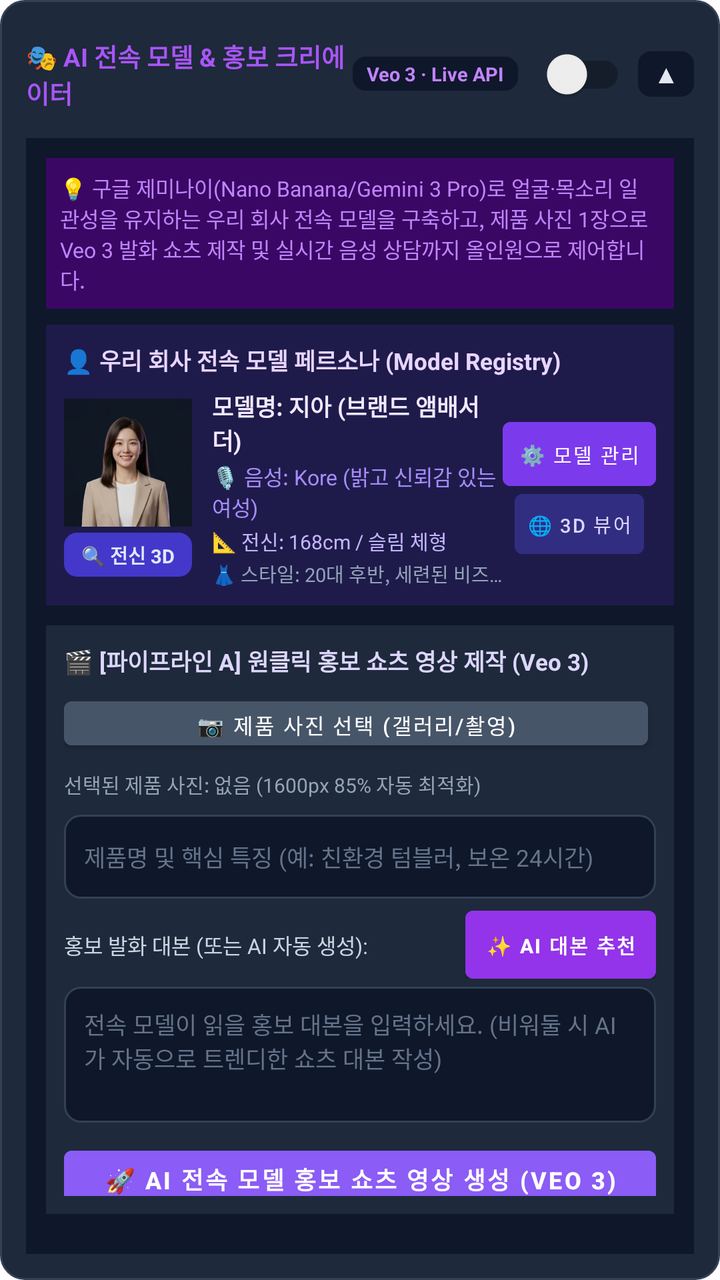
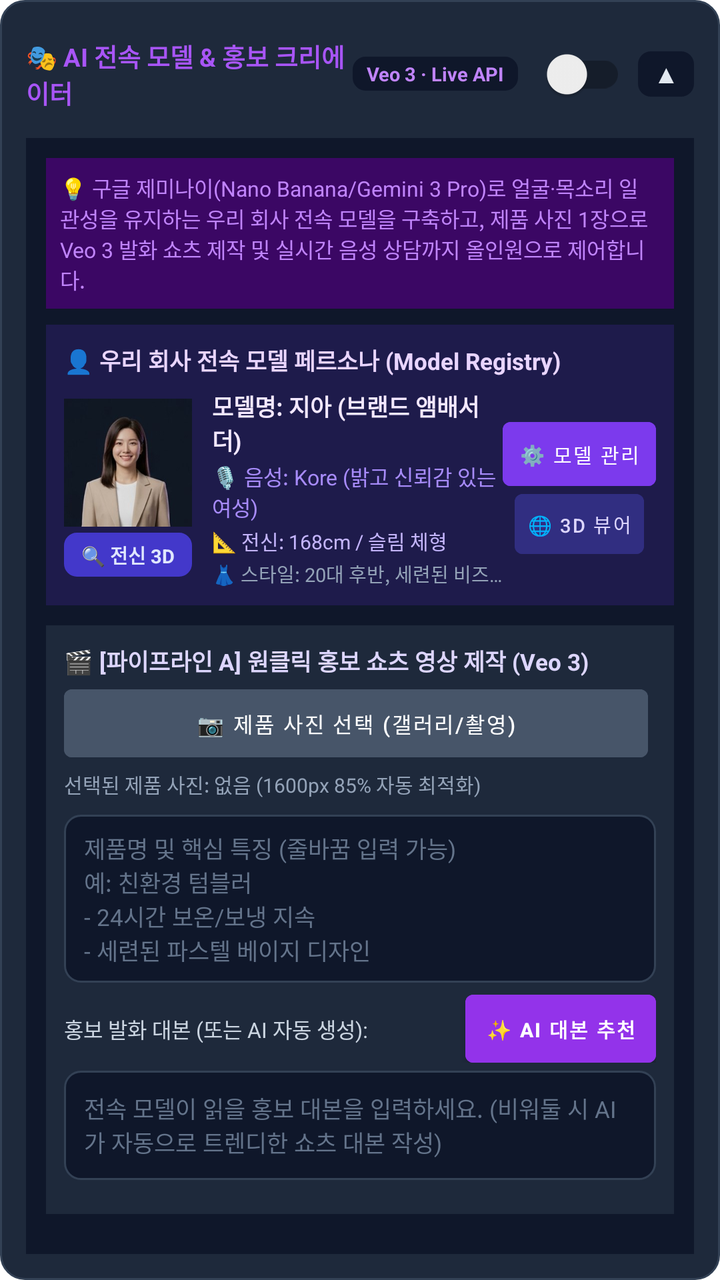

Screens rendered from an Android XML layout before and after an edit, with the pre-edit source and the edit as a unified diff.
<!-- AndroidManifest.xml: application theme Theme.SheetBotDepositAgent -->
<!-- res/layout/card_ai_model.xml -->
<?xml version="1.0" encoding="utf-8"?>
<LinearLayout xmlns:android="http://schemas.android.com/apk/res/android"
    xmlns:tools="http://schemas.android.com/tools"
    android:layout_width="match_parent"
    android:layout_height="wrap_content"
    android:orientation="vertical"
    android:background="@drawable/bg_card_scenario"
    android:padding="13dp"
    android:layout_marginBottom="12dp">

    
    <LinearLayout
        android:id="@+id/layoutAiModelHeader"
        android:layout_width="match_parent"
        android:layout_height="wrap_content"
        android:orientation="horizontal"
        android:gravity="center_vertical"
        android:clickable="true"
        android:focusable="true">

        <TextView
            android:layout_width="0dp"
            android:layout_height="wrap_content"
            android:layout_weight="1"
            android:text="🎭 AI 전속 모델 &amp; 홍보 크리에이터"
            android:textColor="#A855F7"
            android:textSize="12.5sp"
            android:textStyle="bold" />

        <TextView
            android:layout_width="wrap_content"
            android:layout_height="wrap_content"
            android:background="@drawable/bg_badge_version"
            android:backgroundTint="#0F172A"
            android:paddingHorizontal="7dp"
            android:paddingVertical="2dp"
            android:text="Veo 3 · Live API"
            android:textColor="#C084FC"
            android:textSize="9.5sp"
            android:textStyle="bold"
            android:layout_marginEnd="6dp" />

        <androidx.appcompat.widget.SwitchCompat
            android:id="@+id/switchAiModelAutomation"
            android:layout_width="wrap_content"
            android:layout_height="wrap_content"
            android:checked="false"
            android:layout_marginEnd="6dp" />

        <TextView
            android:id="@+id/btnToggleAiModelDetails"
            android:layout_width="wrap_content"
            android:layout_height="wrap_content"
            android:background="@drawable/bg_badge_version"
            android:backgroundTint="#0F172A"
            android:paddingHorizontal="8dp"
            android:paddingVertical="3dp"
            android:text="▲"
            android:textColor="#E2E8F0"
            android:textSize="12sp"
            android:textStyle="bold" />
    </LinearLayout>

    
    <LinearLayout
        android:id="@+id/layoutAiModelDetails"
        android:layout_width="match_parent"
        android:layout_height="wrap_content"
        android:orientation="vertical"
        android:background="#0F172A"
        android:padding="10dp"
        android:layout_marginTop="8dp">

        
        <TextView
            android:layout_width="match_parent"
            android:layout_height="wrap_content"
            android:text="💡 구글 제미나이(Nano Banana/Gemini 3 Pro)로 얼굴·목소리 일관성을 유지하는 우리 회사 전속 모델을 구축하고, 제품 사진 1장으로 Veo 3 발화 쇼츠 제작 및 실시간 음성 상담까지 올인원으로 제어합니다."
            android:textColor="#C084FC"
            android:textSize="10.5sp"
            android:background="#3B0764"
            android:padding="7dp"
            android:layout_marginBottom="8dp" />

        
        <LinearLayout
            android:layout_width="match_parent"
            android:layout_height="wrap_content"
            android:orientation="vertical"
            android:background="#1E1B4B"
            android:padding="9dp"
            android:layout_marginBottom="10dp">

            <TextView
                android:layout_width="match_parent"
                android:layout_height="wrap_content"
                android:text="👤 우리 회사 전속 모델 페르소나 (Model Registry)"
                android:textColor="#E9D5FF"
                android:textSize="11.5sp"
                android:textStyle="bold"
                android:layout_marginBottom="6dp" />

            <LinearLayout
                android:layout_width="match_parent"
                android:layout_height="wrap_content"
                android:orientation="horizontal"
                android:gravity="center_vertical">

                
                <LinearLayout
                    android:layout_width="wrap_content"
                    android:layout_height="wrap_content"
                    android:orientation="vertical"
                    android:gravity="center_horizontal"
                    android:layout_marginEnd="10dp">

                    <ImageView
                        android:id="@+id/ivModelMasterAvatar"
                        android:layout_width="64dp"
                        android:layout_height="64dp"
                        android:background="#312E81"
                        android:scaleType="centerCrop"
                        android:src="@drawable/model_jia_avatar"
                        android:contentDescription="전속 모델 대표 아바타"
                        android:clickable="true"
                        android:focusable="true" />

                    <TextView
                        android:id="@+id/btnViewFullBody3d"
                        android:layout_width="64dp"
                        android:layout_height="22dp"
                        android:background="@drawable/bg_badge_version"
                        android:backgroundTint="#4338CA"
                        android:gravity="center"
                        android:text="🔍 전신 3D"
                        android:textColor="#E0E7FF"
                        android:textSize="9.5sp"
                        android:textStyle="bold"
                        android:layout_marginTop="3dp"
                        android:clickable="true"
                        android:focusable="true" />
                </LinearLayout>

                
                <LinearLayout
                    android:layout_width="0dp"
                    android:layout_height="wrap_content"
                    android:layout_weight="1"
                    android:orientation="vertical">

                    <TextView
                        android:id="@+id/tvModelName"
                        android:layout_width="wrap_content"
                        android:layout_height="wrap_content"
                        android:text="모델명: 지아 (브랜드 앰배서더)"
                        android:textColor="#F3E8FF"
                        android:textSize="11.5sp"
                        android:textStyle="bold" />

                    <TextView
                        android:id="@+id/tvModelVoice"
                        android:layout_width="wrap_content"
                        android:layout_height="wrap_content"
                        android:text="🎙️ 음성: Kore (밝고 신뢰감 있는 여성)"
                        android:textColor="#A78BFA"
                        android:textSize="10.5sp"
                        android:layout_marginTop="2dp" />

                    <TextView
                        android:id="@+id/tvModelHeight"
                        android:layout_width="wrap_content"
                        android:layout_height="wrap_content"
                        android:text="📐 전신: 168cm / 슬림 체형"
                        android:textColor="#C4B5FD"
                        android:textSize="10sp"
                        android:layout_marginTop="2dp" />

                    <TextView
                        android:id="@+id/tvModelStyle"
                        android:layout_width="wrap_content"
                        android:layout_height="wrap_content"
                        android:text="👗 스타일: 20대 후반, 세련된 비즈니스 캐주얼"
                        android:textColor="#94A3B8"
                        android:textSize="9.5sp"
                        android:maxLines="1"
                        android:ellipsize="end"
                        android:layout_marginTop="2dp" />
                </LinearLayout>

                
                <LinearLayout
                    android:layout_width="wrap_content"
                    android:layout_height="wrap_content"
                    android:orientation="vertical"
                    android:gravity="center">

                    <Button
                        android:id="@+id/btnManageModelPersona"
                        android:layout_width="wrap_content"
                        android:layout_height="32dp"
                        android:minHeight="0dp"
                        android:minWidth="0dp"
                        android:insetTop="0dp"
                        android:insetBottom="0dp"
                        android:paddingVertical="0dp"
                        android:gravity="center"
                        android:backgroundTint="#7C3AED"
                        android:text="⚙️ 모델 관리"
                        android:textColor="#FFFFFF"
                        android:textSize="10sp"
                        android:paddingHorizontal="8dp" />

                    <Button
                        android:id="@+id/btnOpen3dShowcase"
                        android:layout_width="wrap_content"
                        android:layout_height="30dp"
                        android:minHeight="0dp"
                        android:minWidth="0dp"
                        android:insetTop="0dp"
                        android:insetBottom="0dp"
                        android:paddingVertical="0dp"
                        android:gravity="center"
                        android:backgroundTint="#312E81"
                        android:text="🌐 3D 뷰어"
                        android:textColor="#DDD6FE"
                        android:textSize="9.5sp"
                        android:paddingHorizontal="6dp"
                        android:layout_marginTop="4dp" />
                </LinearLayout>
            </LinearLayout>
        </LinearLayout>

        
        <LinearLayout
            android:layout_width="match_parent"
            android:layout_height="wrap_content"
            android:orientation="vertical"
            android:background="#1E293B"
            android:padding="9dp"
            android:layout_marginBottom="10dp">

            <TextView
                android:layout_width="match_parent"
                android:layout_height="wrap_content"
                android:text="🎬 [파이프라인 A] 원클릭 홍보 쇼츠 영상 제작 (Veo 3)"
                android:textColor="#DDD6FE"
                android:textSize="11.5sp"
                android:textStyle="bold"
                android:layout_marginBottom="6dp" />

            
            <LinearLayout
                android:layout_width="match_parent"
                android:layout_height="wrap_content"
                android:orientation="horizontal"
                android:gravity="center_vertical"
                android:layout_marginBottom="6dp">

                <Button
                    android:id="@+id/btnSelectProductImage"
                    android:layout_width="0dp"
                    android:layout_height="34dp"
                    android:layout_weight="1"
                    android:backgroundTint="#475569"
                    android:text="📷 제품 사진 선택 (갤러리/촬영)"
                    android:textColor="#FFFFFF"
                    android:textSize="10.5sp"
                    android:layout_marginEnd="4dp" />

                <Button
                    android:id="@+id/btnResetProductImage"
                    android:layout_width="wrap_content"
                    android:layout_height="34dp"
                    android:backgroundTint="#64748B"
                    android:text="✕ 취소"
                    android:textColor="#F1F5F9"
                    android:textSize="10.5sp"
                    android:visibility="gone" />
            </LinearLayout>

            <TextView
                android:id="@+id/tvProductImageStatus"
                android:layout_width="match_parent"
                android:layout_height="wrap_content"
                android:text="선택된 제품 사진: 없음 (1600px 85% 자동 최적화)"
                android:textColor="#94A3B8"
                android:textSize="10sp"
                android:layout_marginBottom="8dp" />

            
            <EditText
                android:id="@+id/etProductTopic"
                android:layout_width="match_parent"
                android:layout_height="wrap_content"
                android:minHeight="42dp"
                android:background="@drawable/bg_input_field"
                android:gravity="center_vertical"
                android:hint="제품명 및 핵심 특징 (예: 친환경 텀블러, 보온 24시간)"
                android:textColor="#FFFFFF"
                android:textColorHint="#64748B"
                android:textSize="11.5sp"
                android:paddingHorizontal="10dp"
                android:paddingVertical="8dp"
                android:inputType="text"
                android:layout_marginBottom="6dp" />

            
            <LinearLayout
                android:layout_width="match_parent"
                android:layout_height="wrap_content"
                android:orientation="horizontal"
                android:gravity="center_vertical"
                android:layout_marginBottom="4dp">

                <TextView
                    android:layout_width="0dp"
                    android:layout_height="wrap_content"
                    android:layout_weight="1"
                    android:text="홍보 발화 대본 (또는 AI 자동 생성):"
                    android:textColor="#CBD5E1"
                    android:textSize="10.5sp" />

                <Button
                    android:id="@+id/btnAiSuggestScript"
                    android:layout_width="wrap_content"
                    android:layout_height="34dp"
                    android:minHeight="0dp"
                    android:minWidth="0dp"
                    android:insetTop="0dp"
                    android:insetBottom="0dp"
                    android:backgroundTint="#9333EA"
                    android:text="✨ AI 대본 추천"
                    android:textColor="#FFFFFF"
                    android:textSize="10sp"
                    android:textStyle="bold"
                    android:paddingHorizontal="10dp"
                    android:paddingVertical="0dp"
                    android:gravity="center" />
            </LinearLayout>

            <EditText
                android:id="@+id/etProductScript"
                android:layout_width="match_parent"
                android:layout_height="wrap_content"
                android:minHeight="68dp"
                android:background="@drawable/bg_input_field"
                android:hint="전속 모델이 읽을 홍보 대본을 입력하세요. (비워둘 시 AI가 자동으로 트렌디한 쇼츠 대본 작성)"
                android:textColor="#FFFFFF"
                android:textColorHint="#64748B"
                android:textSize="11.5sp"
                android:padding="10dp"
                android:gravity="top|start"
                android:inputType="textMultiLine"
                android:maxLines="6"
                android:layout_marginBottom="8dp" />

            
            <Button
                android:id="@+id/btnStartAiModelShorts"
                android:layout_width="match_parent"
                android:layout_height="40dp"
                android:backgroundTint="#8B5CF6"
                android:text="🚀 AI 전속 모델 홍보 쇼츠 영상 생성 (Veo 3)"
                android:textColor="#FFFFFF"
                android:textSize="12sp"
                android:textStyle="bold" />

            
            <ProgressBar
                android:id="@+id/progressAiModel"
                style="?android:attr/progressBarStyleHorizontal"
                android:layout_width="match_parent"
                android:layout_height="6dp"
                android:indeterminate="true"
                android:visibility="gone"
                android:layout_marginTop="6dp" />

            <TextView
                android:id="@+id/tvAiModelStatus"
                android:layout_width="match_parent"
                android:layout_height="wrap_content"
                android:text="대기 중..."
                android:textColor="#A78BFA"
                android:textSize="10.5sp"
                android:visibility="gone"
                android:layout_marginTop="4dp" />

            
            <LinearLayout
                android:id="@+id/layoutAiModelResultContainer"
                android:layout_width="match_parent"
                android:layout_height="wrap_content"
                android:orientation="vertical"
                android:background="#2E1065"
                android:padding="10dp"
                android:layout_marginTop="8dp"
                android:visibility="gone">

                <TextView
                    android:id="@+id/tvResultVideoTitle"
                    android:layout_width="match_parent"
                    android:layout_height="wrap_content"
                    android:text="🎬 홍보 쇼츠 영상 생성 완료!"
                    android:textColor="#F5D0FE"
                    android:textSize="12sp"
                    android:textStyle="bold"
                    android:layout_marginBottom="4dp" />

                <TextView
                    android:id="@+id/tvResultScriptPreview"
                    android:layout_width="match_parent"
                    android:layout_height="wrap_content"
                    android:text="대본 미리보기..."
                    android:textColor="#E2E8F0"
                    android:textSize="10.5sp"
                    android:maxLines="3"
                    android:ellipsize="end"
                    android:layout_marginBottom="8dp" />

                <LinearLayout
                    android:layout_width="match_parent"
                    android:layout_height="wrap_content"
                    android:orientation="horizontal">

                    <Button
                        android:id="@+id/btnPlayVideoResult"
                        android:layout_width="0dp"
                        android:layout_height="34dp"
                        android:layout_weight="1"
                        android:backgroundTint="#7C3AED"
                        android:text="▶️ 영상 재생"
                        android:textColor="#FFFFFF"
                        android:textSize="10.5sp"
                        android:layout_marginEnd="4dp" />

                    <Button
                        android:id="@+id/btnOpenSheetResult"
                        android:layout_width="0dp"
                        android:layout_height="34dp"
                        android:layout_weight="1"
                        android:backgroundTint="#059669"
                        android:text="📊 대장 시트"
                        android:textColor="#FFFFFF"
                        android:textSize="10.5sp"
                        android:layout_marginEnd="4dp" />

                    <Button
                        android:id="@+id/btnShareVideoResult"
                        android:layout_width="0dp"
                        android:layout_height="34dp"
                        android:layout_weight="1"
                        android:backgroundTint="#4F46E5"
                        android:text="↗️ 영상 공유"
                        android:textColor="#FFFFFF"
                        android:textSize="10.5sp" />
                </LinearLayout>
            </LinearLayout>
        </LinearLayout>

        
        <LinearLayout
            android:layout_width="match_parent"
            android:layout_height="wrap_content"
            android:orientation="vertical"
            android:background="#1E293B"
            android:padding="9dp"
            android:layout_marginBottom="10dp">

            <TextView
                android:layout_width="match_parent"
                android:layout_height="wrap_content"
                android:text="🎙️ [파이프라인 B] 실시간 전속 모델 음성 상담 (Live API)"
                android:textColor="#DDD6FE"
                android:textSize="11.5sp"
                android:textStyle="bold"
                android:layout_marginBottom="4dp" />

            <TextView
                android:layout_width="match_parent"
                android:layout_height="wrap_content"
                android:text="Gemini Multimodal Live API와 저지연 오디오 스트리밍으로 연결되어 전속 모델과 실시간으로 대화하고 반응형 비디오 루프(대기/말하기/인사)를 시연합니다."
                android:textColor="#94A3B8"
                android:textSize="10sp"
                android:layout_marginBottom="8dp" />

            <Button
                android:id="@+id/btnStartLiveDialogue"
                android:layout_width="match_parent"
                android:layout_height="36dp"
                android:backgroundTint="#0284C7"
                android:text="🎙️ 전속 모델과 실시간 대화하기 (Live Demo)"
                android:textColor="#FFFFFF"
                android:textSize="11sp"
                android:textStyle="bold" />
        </LinearLayout>

        
        <LinearLayout
            android:layout_width="match_parent"
            android:layout_height="wrap_content"
            android:orientation="horizontal">

            <Button
                android:id="@+id/btnOpenAiModelSheetAlways"
                android:layout_width="0dp"
                android:layout_height="38dp"
                android:layout_weight="1"
                android:backgroundTint="#1E293B"
                android:text="📊 AI 콘텐츠 대장 ↗"
                android:textColor="#C084FC"
                android:textSize="11sp"
                android:textStyle="bold"
                android:layout_marginEnd="4dp" />

            <Button
                android:id="@+id/btnOpenAiModelDriveAlways"
                android:layout_width="0dp"
                android:layout_height="38dp"
                android:layout_weight="1"
                android:backgroundTint="#1E293B"
                android:text="📁 영상 보관함 드라이브 ↗"
                android:textColor="#38BDF8"
                android:textSize="11sp"
                android:textStyle="bold" />
        </LinearLayout>

    </LinearLayout>
</LinearLayout>
<!-- resources referenced by this layout -->
<resources>
  <!-- drawable bg_badge_version (drawable) -->
  <?xml version="1.0" encoding="utf-8"?>
  <shape xmlns:android="http://schemas.android.com/apk/res/android"
      android:shape="rectangle">
      <corners android:radius="6dp" />
      <solid android:color="#064E3B" />
      <stroke android:width="1dp" android:color="#059669" />
  </shape>
  <!-- drawable bg_card_scenario (drawable) -->
  <?xml version="1.0" encoding="utf-8"?>
  <shape xmlns:android="http://schemas.android.com/apk/res/android"
      android:shape="rectangle">
      <corners android:radius="12dp" />
      <solid android:color="#1E293B" />
      <stroke android:width="1dp" android:color="#334155" />
  </shape>
  <!-- drawable bg_input_field (drawable) -->
  <?xml version="1.0" encoding="utf-8"?>
  <shape xmlns:android="http://schemas.android.com/apk/res/android"
      android:shape="rectangle">
      <corners android:radius="8dp" />
      <solid android:color="#0F172A" />
      <stroke android:width="1dp" android:color="#334155" />
  </shape>
  <!-- drawable model_jia_avatar: jpg bitmap (drawable-nodpi, 7676 bytes) -->
  <style name="Theme.SheetBotDepositAgent" parent="Theme.MaterialComponents.DayNight.NoActionBar">
          <item name="colorPrimary">@color/purple_500</item>
          <item name="colorPrimaryVariant">@color/purple_700</item>
          <item name="colorOnPrimary">@color/white</item>
          <item name="colorSecondary">@color/teal_200</item>
          <item name="colorSecondaryVariant">@color/teal_700</item>
          <item name="colorOnSecondary">@color/black</item>
          <item name="android:statusBarColor">#0F172A</item>
      </style>
  <color name="purple_500">#4F46E5</color>
  <color name="purple_700">#4338CA</color>
  <color name="white">#FFFFFFFF</color>
  <color name="teal_200">#10B981</color>
  <color name="teal_700">#059669</color>
  <color name="black">#000000</color>
</resources>

<!-- the commit's change to res/layout/card_ai_model.xml (unified diff, before → after) -->
@@ -261,6 +261,11 @@
                     android:layout_width="0dp"
                     android:layout_height="34dp"
                     android:layout_weight="1"
+                    android:minHeight="0dp"
+                    android:insetTop="0dp"
+                    android:insetBottom="0dp"
+                    android:paddingVertical="0dp"
+                    android:gravity="center"
                     android:backgroundTint="#475569"
                     android:text="📷 제품 사진 선택 (갤러리/촬영)"
                     android:textColor="#FFFFFF"
@@ -271,6 +276,11 @@
                     android:id="@+id/btnResetProductImage"
                     android:layout_width="wrap_content"
                     android:layout_height="34dp"
+                    android:minHeight="0dp"
+                    android:insetTop="0dp"
+                    android:insetBottom="0dp"
+                    android:paddingVertical="0dp"
+                    android:gravity="center"
                     android:backgroundTint="#64748B"
                     android:text="✕ 취소"
                     android:textColor="#F1F5F9"
@@ -278,6 +288,50 @@
                     android:visibility="gone" />
             </LinearLayout>
 
+            
+            <LinearLayout
+                android:id="@+id/layoutProductPreviewContainer"
+                android:layout_width="match_parent"
+                android:layout_height="wrap_content"
+                android:orientation="vertical"
+                android:background="#090D16"
+                android:padding="6dp"
+                android:visibility="gone"
+                android:layout_marginBottom="6dp">
+
+                <FrameLayout
+                    android:layout_width="match_parent"
+                    android:layout_height="wrap_content"
+                    android:background="@drawable/bg_input_field">
+
+                    <ImageView
+                        android:id="@+id/ivProductPreview"
+                        android:layout_width="match_parent"
+                        android:layout_height="160dp"
+                        android:scaleType="fitCenter"
+                        android:adjustViewBounds="true"
+                        android:contentDescription="등록된 제품 사진 미리보기"
+                        android:clickable="true"
+                        android:focusable="true" />
+
+                    
+                    <TextView
+                        android:id="@+id/tvProductPreviewBadge"
+                        android:layout_width="wrap_content"
+                        android:layout_height="wrap_content"
+                        android:layout_gravity="top|start"
+                        android:layout_margin="6dp"
+                        android:background="@drawable/bg_badge_version"
+                        android:backgroundTint="#059669"
+                        android:paddingHorizontal="7dp"
+                        android:paddingVertical="2dp"
+                        android:text="✓ 1600px 85% 최적화 완료 (터치하여 크게 보기)"
+                        android:textColor="#FFFFFF"
+                        android:textSize="9.5sp"
+                        android:textStyle="bold" />
+                </FrameLayout>
+            </LinearLayout>
+
             <TextView
                 android:id="@+id/tvProductImageStatus"
                 android:layout_width="match_parent"
@@ -292,16 +346,19 @@
                 android:id="@+id/etProductTopic"
                 android:layout_width="match_parent"
                 android:layout_height="wrap_content"
-                android:minHeight="42dp"
+                android:minHeight="54dp"
+                android:minLines="2"
+                android:maxLines="6"
                 android:background="@drawable/bg_input_field"
-                android:gravity="center_vertical"
-                android:hint="제품명 및 핵심 특징 (예: 친환경 텀블러, 보온 24시간)"
+                android:gravity="top|start"
+                android:hint="제품명 및 핵심 특징 (줄바꿈 입력 가능)\n예: 친환경 텀블러\n- 24시간 보온/보냉 지속\n- 세련된 파스텔 베이지 디자인"
                 android:textColor="#FFFFFF"
                 android:textColorHint="#64748B"
                 android:textSize="11.5sp"
                 android:paddingHorizontal="10dp"
                 android:paddingVertical="8dp"
-                android:inputType="text"
+                android:inputType="textMultiLine|textCapSentences"
+                android:scrollbars="vertical"
                 android:layout_marginBottom="6dp" />
 
             
